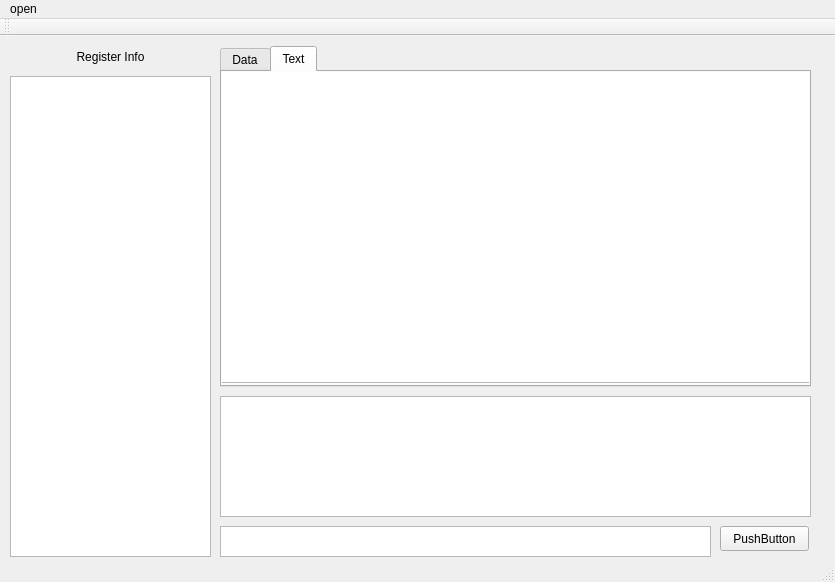
First picture: the form in UI/mainwindow.ui, repository COA-Group/TEMU_Spim, before the edit.
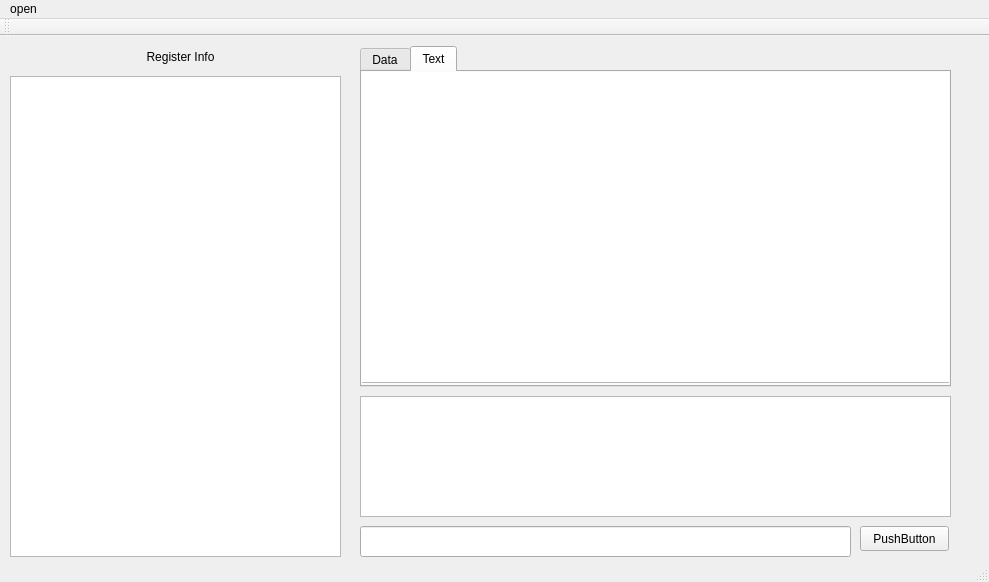
Second picture: the form after the edit.

The edit to the form file:
```diff
--- a/UI/mainwindow.ui
+++ b/UI/mainwindow.ui
@@ -6,7 +6,7 @@
    <rect>
     <x>0</x>
     <y>0</y>
-    <width>835</width>
+    <width>989</width>
     <height>582</height>
    </rect>
   </property>
@@ -17,7 +17,7 @@
    <widget class="QPushButton" name="pushButton">
     <property name="geometry">
      <rect>
-      <x>720</x>
+      <x>860</x>
       <y>490</y>
       <width>89</width>
       <height>25</height>
@@ -27,20 +27,10 @@
      <string>PushButton</string>
     </property>
    </widget>
-   <widget class="QTextEdit" name="textEdit_2">
-    <property name="geometry">
-     <rect>
-      <x>220</x>
-      <y>490</y>
-      <width>491</width>
-      <height>31</height>
-     </rect>
-    </property>
-   </widget>
    <widget class="QTabWidget" name="tabWidget">
     <property name="geometry">
      <rect>
-      <x>220</x>
+      <x>360</x>
       <y>10</y>
       <width>591</width>
       <height>341</height>
@@ -83,7 +73,7 @@
    <widget class="QLabel" name="label">
     <property name="geometry">
      <rect>
-      <x>20</x>
+      <x>90</x>
       <y>10</y>
       <width>181</width>
       <height>21</height>
@@ -104,7 +94,7 @@
      <rect>
       <x>10</x>
       <y>40</y>
-      <width>201</width>
+      <width>331</width>
       <height>481</height>
      </rect>
     </property>
@@ -112,20 +102,30 @@
    <widget class="QTextBrowser" name="cmd">
     <property name="geometry">
      <rect>
-      <x>220</x>
+      <x>360</x>
       <y>360</y>
       <width>591</width>
       <height>121</height>
      </rect>
     </property>
    </widget>
+   <widget class="QLineEdit" name="lineEdit">
+    <property name="geometry">
+     <rect>
+      <x>360</x>
+      <y>490</y>
+      <width>491</width>
+      <height>31</height>
+     </rect>
+    </property>
+   </widget>
   </widget>
   <widget class="QMenuBar" name="menuBar">
    <property name="geometry">
     <rect>
      <x>0</x>
      <y>0</y>
-     <width>835</width>
+     <width>989</width>
      <height>22</height>
     </rect>
    </property>
```
